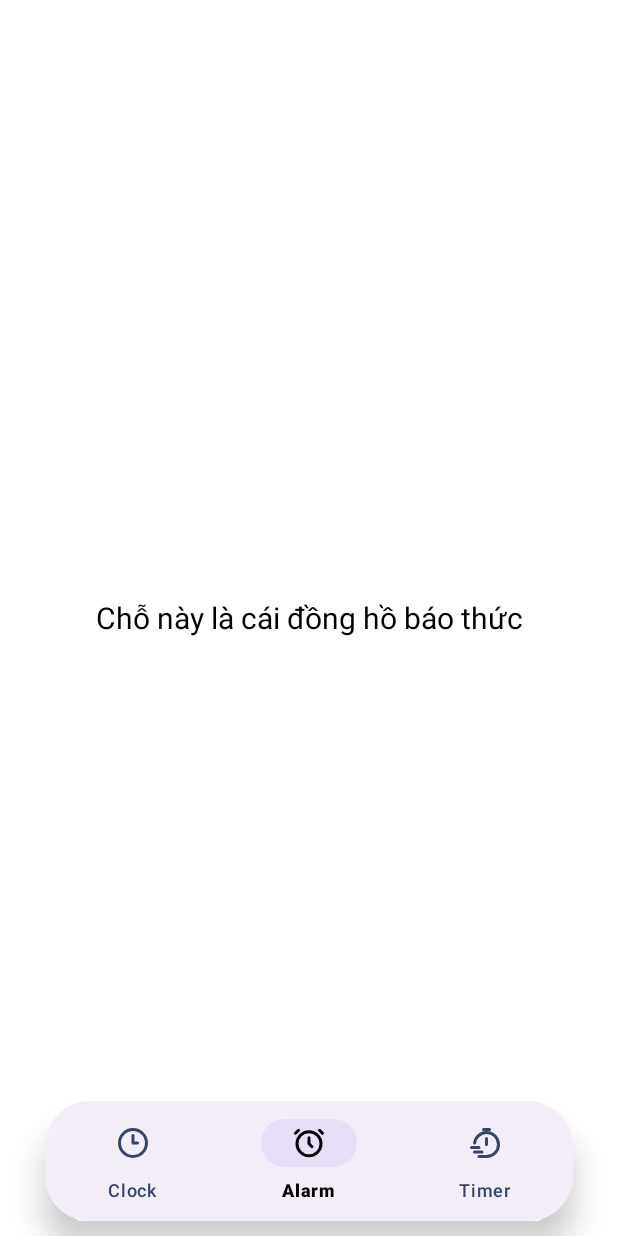
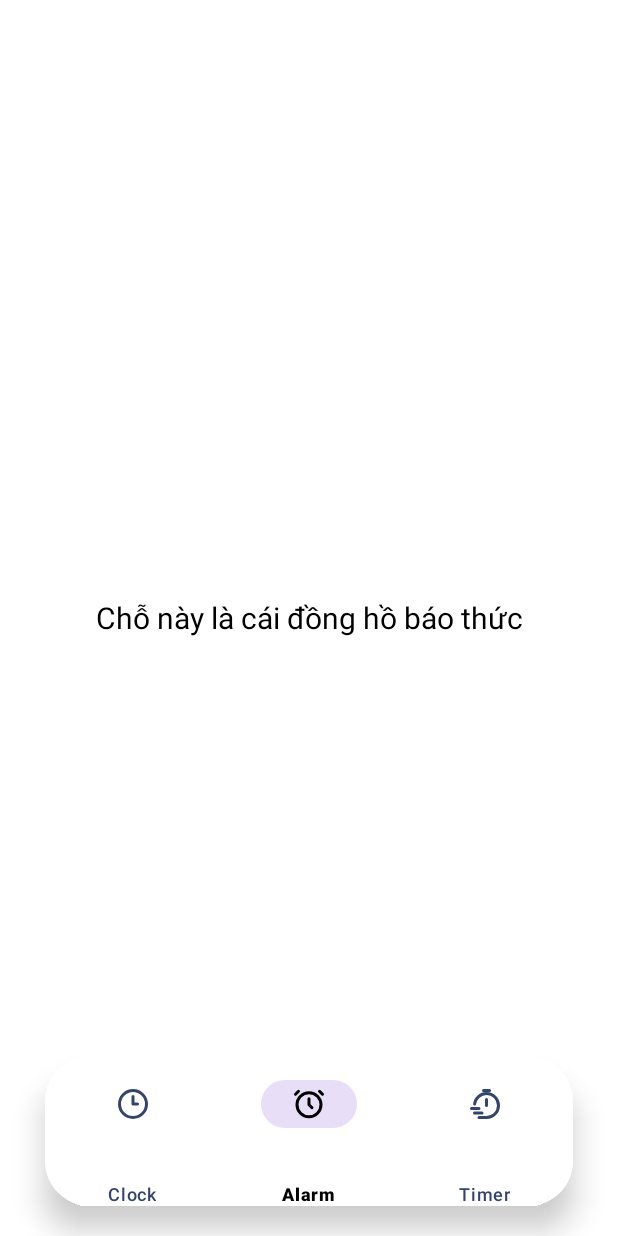
Before and after one commit to daiduoq-ng/lab1-nt131, an Android app: the screen it shows after launch (MainActivity), item 2 of the bottom bar chosen, on a phone screen of 412 x 824 dp. Run offline under Robolectric (Android 15) with nearby library versions, the phone set to English and light mode, and no system bars.

Commit message:
Edit something

```diff
--- a/app/src/main/res/layout/activity_main.xml
+++ b/app/src/main/res/layout/activity_main.xml
@@ -20,17 +20,20 @@
         android:elevation="10dp"
         android:translationZ="10dp"
         android:layout_marginHorizontal="30dp"
-        android:layout_marginBottom="10dp"
+        android:layout_marginBottom="20dp"
         android:layout_height="wrap_content">
 
         <com.google.android.material.bottomnavigation.BottomNavigationView
             android:id="@+id/bottomNav"
             android:layout_width="match_parent"
-            android:layout_height="match_parent"
-
-            android:backgroundTint="@color/white"
+            android:layout_height="100dp"
+            android:background="@color/white"
+            app:itemIconSize="24dp"
             app:itemIconTint="@color/color_item_bottom_nav"
             app:itemTextColor="@color/color_item_bottom_nav"
+            app:labelVisibilityMode="labeled"
+            app:itemPaddingBottom="0dp"
+            app:itemPaddingTop="16dp"
             app:menu="@menu/menu_bottom_nav" />
 
     </androidx.cardview.widget.CardView>
--- a/app/src/main/res/menu/menu_bottom_nav.xml
+++ b/app/src/main/res/menu/menu_bottom_nav.xml
@@ -4,20 +4,20 @@
 
     <item
         android:id="@+id/itClock"
+        android:icon="@drawable/clock"
         android:title="Clock"
-        app:showAsAction="ifRoom"
-        android:icon="@drawable/clock"/>
+        app:showAsAction="ifRoom" />
 
     <item
         android:id="@+id/itAlarm"
+        android:icon="@drawable/alarm_clock"
         android:title="Alarm"
-        app:showAsAction="ifRoom"
-        android:icon="@drawable/alarm_clock"/>
+        app:showAsAction="ifRoom" />
 
     <item
         android:id="@+id/itTimer"
+        android:icon="@drawable/clock_timer"
         android:title="Timer"
-        app:showAsAction="ifRoom"
-        android:icon="@drawable/clock_timer"/>
+        app:showAsAction="ifRoom" />
 
 </menu>
```
Also changed, not shown: app/src/main/res/layout/fragment_clock.xml (+32 -17 lines).
